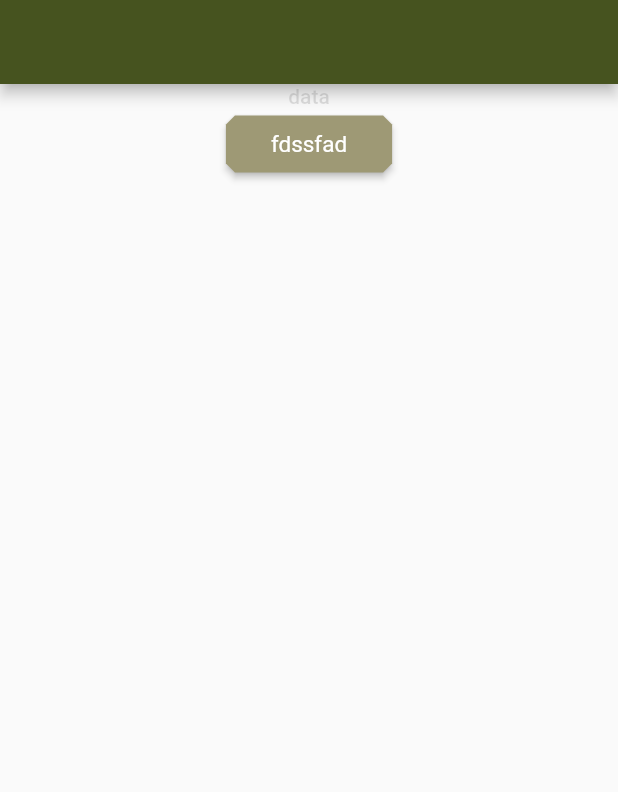
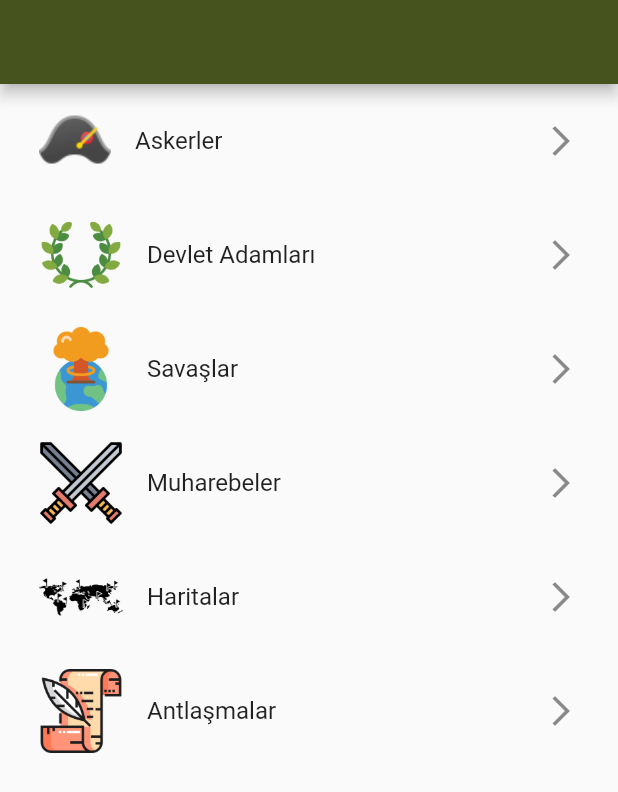
Before and after one commit to Yasinramazan/warHistory, a Flutter app: the screen it shows after launch, on a phone screen of 412 x 824 dp. Shown: the top 792 px of the screen. Run offline on Flutter 3.47's test engine with Material 2 defaults, Android fonts, the phone set to English and light mode, and no system bars; our stand-ins replace cloud_firestore, firebase_core; accounts and stored records are empty.

Commit message:
homepage

```diff
--- a/lib/Pages/Homepage.dart
+++ b/lib/Pages/Homepage.dart
@@ -1,23 +1,54 @@
 import 'package:cloud_firestore/cloud_firestore.dart';
 import 'package:flutter/material.dart';
-import 'package:warhistory/Services/SoldierService.dart';
+import 'package:warhistory/Entities/Soldiers.dart';
+
+import '../Services/soldierService.dart';
 
 class Home extends StatelessWidget {
   Home({Key? key}) : super(key: key);
 
+  List<String> content = [
+    "Askerler",
+    "Devlet Adamları",
+    "Savaşlar",
+    "Muharebeler",
+    "Haritalar",
+    "Antlaşmalar"
+  ];
+  List<String> assets = [
+    "Icons/general/napoleon.png",
+    "Icons/statesman/wreath.png",
+    "Icons/war/explosion.png",
+    "Icons/battle/sword.png",
+    "Icons/map/world.png",
+    "Icons/treaty/writing.png"
+  ];
   @override
   Widget build(BuildContext context) {
     return Scaffold(
       appBar: AppBar(),
-      body: Container(
+      body: SizedBox(
         width: MediaQuery.of(context).size.width,
         height: MediaQuery.of(context).size.height,
         child: Column(children: [
-          Text(
-            "data",
-            style: Theme.of(context).textTheme.bodyText1,
-          ),
-          ElevatedButton(onPressed: () {}, child: Text("fdssfad"))
+          SizedBox(
+            height: MediaQuery.of(context).size.height * .7,
+            child: ListView.builder(
+                itemCount: content.length,
+                itemBuilder: (BuildContext context, int index) {
+                  return Padding(
+                    padding: const EdgeInsets.all(10.0),
+                    child: InkWell(
+                      onTap: () {},
+                      child: ListTile(
+                        title: Text(content[index]),
+                        trailing: const Icon(Icons.arrow_forward_ios),
+                        leading: Image.asset(assets[index]),
+                      ),
+                    ),
+                  );
+                }),
+          )
         ]),
       ),
     );
```
Also changed, not shown: lib/Entities/Treaties.dart (added, +7 -0 lines), lib/Services/soldierService.dart (+15 -5 lines), pubspec.yaml (+7 -1 lines), Icons/battle/sword.png (added), Icons/general/napoleon.png (added), Icons/map/world.png (added), Icons/statesman/wreath.png (added), Icons/treaty/writing.png (added), Icons/war/explosion.png (added).
